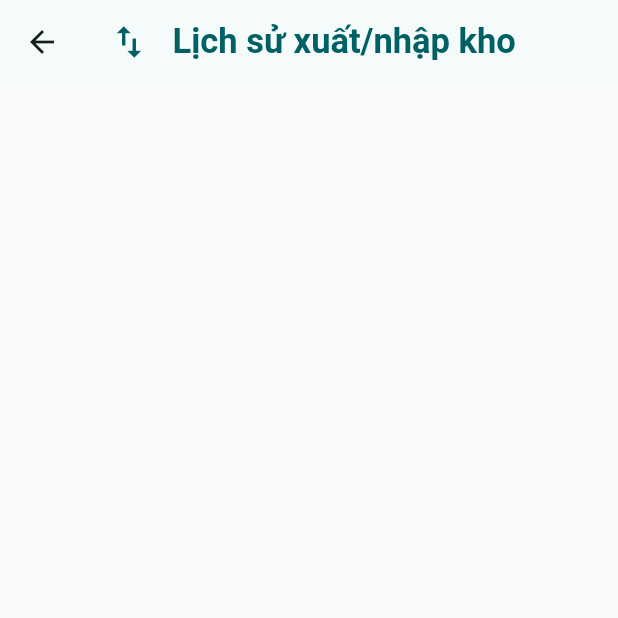
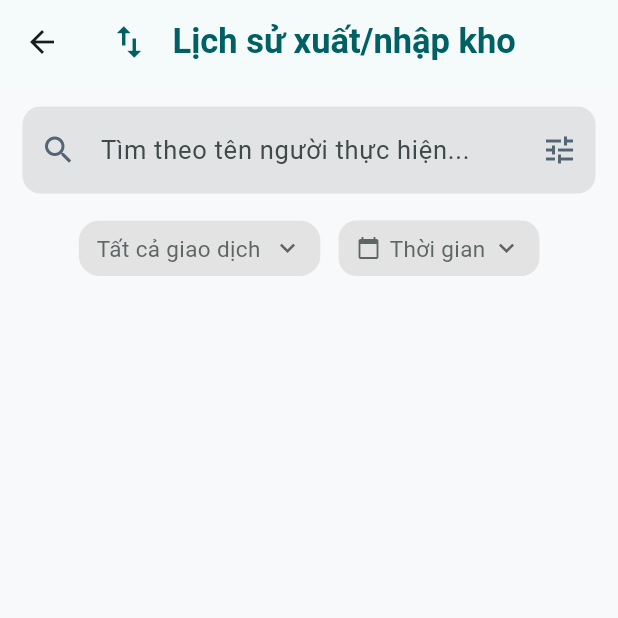
Before and after one commit to TVTIT/electronic_component_storage_app, a Flutter app: the TransactionListScreen screen opened directly, on a phone screen of 412 x 824 dp, the top half of it. Run offline on Flutter 3.47's test engine with Material 3 defaults, Android fonts, the phone set to English and light mode, and no system bars; our stand-ins replace cached_network_image, flutter_dotenv, flutter_expandable_fab, flutter_image_compress, image_cropper, image_picker and 3 more; missing offline and left inert: insta_image_viewer; accounts and stored records are empty; network calls fail.

Commit message:
thêm filter theo loại và theo ngày cho lịch sử giao dịch

```diff
--- /dev/null
+++ b/lib/view/dashboard/transaction/transaction_filter_widget.dart
@@ -0,0 +1,216 @@
+import 'package:electronic_component_storage_app/model/transaction_header.dart';
+import 'package:electronic_component_storage_app/view/app_color.dart';
+import 'package:flutter/material.dart';
+import 'package:intl/intl.dart';
+
+class TransactionFilterWidget extends StatefulWidget {
+  const TransactionFilterWidget({
+    super.key,
+    required this.onSelectedTypeChange,
+    required this.onSelectedDateRangeChange,
+  });
+
+  final Function(TransactionType? value) onSelectedTypeChange;
+  final Function(DateTimeRange? value) onSelectedDateRangeChange;
+
+  @override
+  State<TransactionFilterWidget> createState() =>
+      _TransactionFilterWidgetState();
+}
+
+class _TransactionFilterWidgetState extends State<TransactionFilterWidget> {
+  TransactionType? _selectedType; // null nghĩa là "Tất cả"
+  DateTimeRange? _selectedDateRange;
+
+  @override
+  Widget build(BuildContext context) {
+    return SingleChildScrollView(
+      scrollDirection: Axis.horizontal,
+      padding: const EdgeInsets.symmetric(horizontal: 16.0, vertical: 8.0),
+      child: Row(
+        children: [
+          //Dropdown menu chọn loại
+          ClipRRect(
+            borderRadius: BorderRadius.circular(14),
+            child: Material(
+              color: Colors.transparent,
+              child: PopupMenuButton<TransactionType?>(
+                initialValue: _selectedType,
+                position: PopupMenuPosition.under,
+                onSelected: (TransactionType? value) {
+                  setState(() => _selectedType = value);
+                  widget.onSelectedTypeChange(_selectedType);
+                },
+                itemBuilder: (BuildContext context) =>
+                    <PopupMenuEntry<TransactionType?>>[
+                      PopupMenuItem<TransactionType?>(
+                        value: TransactionType.import,
+                        child: Text(TransactionType.import.displayName),
+                      ),
+                      PopupMenuItem<TransactionType?>(
+                        value: TransactionType.export,
+                        child: Text(TransactionType.export.displayName),
+                      ),
+                    ],
+                child: Container(
+                  padding: const EdgeInsets.symmetric(
+                    horizontal: 12,
+                    vertical: 8,
+                  ),
+                  decoration: BoxDecoration(
+                    color: _selectedType == null
+                        ? AppColor.surfaceContainerLow
+                        : AppColor.primaryContainer,
+                    borderRadius: BorderRadius.circular(12), // Nút bo tròn
+                  ),
+                  child: Row(
+                    mainAxisSize: MainAxisSize.min,
+                    children: [
+                      Text(
+                        _dropdownText,
+                        style: TextStyle(
+                          color: _selectedType == null
+                              ? AppColor.onsurfaceContainerLow
+                              : Colors.white,
+                          fontWeight: _selectedType == null
+                              ? FontWeight.normal
+                              : FontWeight.bold,
+                        ),
+                      ),
+                      const SizedBox(width: 4),
+
+                      if (_selectedType == null) ...[
+                        const SizedBox(width: 4),
+                        Icon(
+                          Icons.keyboard_arrow_down,
+                          size: 20,
+                          color: Colors.grey.shade700,
+                        ),
+                      ] else ...[
+                        const SizedBox(width: 6),
+                        _removeFilterBtn(() {
+                          setState(() {
+                            _selectedType = null;
+                          });
+                          widget.onSelectedTypeChange(_selectedType);
+                        }),
+                      ],
+                    ],
+                  ),
+                ),
+              ),
+            ),
+          ),
+
+          const SizedBox(width: 12),
+
+          //Nút chọn ngày
+          InkWell(
+            borderRadius: BorderRadius.circular(20),
+            onTap: () async {
+              final DateTimeRange? picked = await showDateRangePicker(
+                context: context,
+                locale: const Locale('vi', 'VN'),
+                initialDateRange: _selectedDateRange,
+                firstDate: DateTime(2020),
+                lastDate: DateTime.now(),
+                builder: (context, child) {
+                  return Theme(
+                    data: Theme.of(
+                      context,
+                    ).copyWith(colorScheme: Theme.of(context).colorScheme),
+                    child: child!,
+                  );
+                },
+              );
+
+              if (picked != null) {
+                setState(() => _selectedDateRange = picked);
+                widget.onSelectedDateRangeChange(_selectedDateRange);
+              }
+            },
+            child: Container(
+              padding: const EdgeInsets.symmetric(horizontal: 12, vertical: 8),
+              decoration: BoxDecoration(
+                color: _selectedDateRange == null
+                    ? AppColor.surfaceContainerLow
+                    : AppColor.primaryContainer,
+                borderRadius: BorderRadius.circular(12),
+              ),
+              child: Row(
+                mainAxisSize: MainAxisSize.min,
+                children: [
+                  Icon(
+                    Icons.calendar_today,
+                    size: 16,
+                    color: _selectedDateRange == null
+                        ? AppColor.onsurfaceContainerLow
+                        : Colors.white,
+                  ),
+                  const SizedBox(width: 6),
+                  Text(
+                    _selectedDateRange == null
+                        ? 'Thời gian'
+                        : '${_formatDateShort(_selectedDateRange!.start)} - ${_formatDateShort(_selectedDateRange!.end)}',
+                    style: TextStyle(
+                      color: _selectedDateRange == null
+                          ? AppColor.onsurfaceContainerLow
+                          : Colors.white,
+                      fontWeight: _selectedDateRange == null
+                          ? FontWeight.normal
+                          : FontWeight.bold,
+                    ),
+                  ),
+
+                  // Nếu chưa chọn ngày thì hiện mũi tên, nếu đã chọn ngày thì hiện dấu X để xóa nhanh
+                  if (_selectedDateRange == null) ...[
+                    const SizedBox(width: 4),
+                    Icon(
+                      Icons.keyboard_arrow_down,
+                      size: 20,
+                      color: Colors.grey.shade700,
+                    ),
+                  ] else ...[
+                    const SizedBox(width: 6),
+                    _removeFilterBtn(() {
+                      setState(() {
+                        _selectedDateRange = null;
+                      });
+                      widget.onSelectedDateRangeChange(_selectedDateRange);
+                    }),
+                  ],
+                ],
+              ),
+            ),
+          ),
+        ],
+      ),
+    );
+  }
+
+  Widget _removeFilterBtn(VoidCallback onTap) {
+    return GestureDetector(
+      onTap: onTap,
+      child: Container(
+        padding: const EdgeInsets.all(2),
+        decoration: BoxDecoration(
+          color: Colors.red.shade100,
+          shape: BoxShape.circle,
+        ),
+        child: const Icon(Icons.close, size: 14, color: Colors.red),
+      ),
+    );
+  }
+
+  String get _dropdownText {
+    if (_selectedType == null) {
+      return 'Tất cả giao dịch';
+    } else {
+      return _selectedType!.displayName;
+    }
+  }
+
+  String _formatDateShort(DateTime datetime) {
+    return DateFormat('dd/MM/yyyy').format(datetime);
+  }
+}
--- a/lib/view/dashboard/transaction/transaction_list_screen.dart
+++ b/lib/view/dashboard/transaction/transaction_list_screen.dart
@@ -1,5 +1,10 @@
+import 'dart:async';
+
 import 'package:electronic_component_storage_app/control/supabase_database_controller.dart';
 import 'package:electronic_component_storage_app/model/transaction_header.dart';
+import 'package:electronic_component_storage_app/string_extension.dart';
+import 'package:electronic_component_storage_app/view/app_color.dart';
+import 'package:electronic_component_storage_app/view/dashboard/transaction/transaction_filter_widget.dart';
 import 'package:electronic_component_storage_app/view/dashboard/transaction/transaction_info_card.dart';
 import 'package:electronic_component_storage_app/view/my_app_bar.dart';
 import 'package:flutter/material.dart';
@@ -16,20 +21,39 @@ class _TransactionListScreenState extends State<TransactionListScreen> {
       ValueNotifier([]);
 
   void _changeDisplayList() {
-    // if (_searchController.text.isNotEmpty) {
-    //   _displayListNotifier.value = SupabaseDatabaseController.listTransactionsCached
-    //       .where(
-    //         (user) => user.fullName.toUnaccented().toLowerCase().contains(
-    //           _searchController.text.toLowerCase().toUnaccented(),
-    //         ),
-    //       )
-    //       .toList();
-    // } else {
-    //   _displayListNotifier.value = SupabaseDatabaseController.listTransactionsCached;
-    // }
-    _displayListNotifier.value =
-        SupabaseDatabaseController.listTransactionsCached;
+    if (_searchController.text.isNotEmpty ||
+        _selectedType != null ||
+        _selectedDateRange != null) {
+      _displayListNotifier
+          .value = SupabaseDatabaseController.listTransactionsCached.where((
+        transaction,
+      ) {
+        final bool typeCondition =
+            _selectedType == null || transaction.type == _selectedType;
+        final bool dateRangeCondition =
+            _selectedDateRange == null ||
+            (transaction.createdAt.isAfter(_selectedDateRange!.start) &&
+                transaction.createdAt.isBefore(
+                  _selectedDateRange!.end.add(const Duration(days: 1)),
+                )); //ngày bắt đầu từ 0h00 nên phải thêm 1 ngày để lấy toàn bộ của ngày đó
+        return typeCondition &&
+            dateRangeCondition &&
+            transaction.userName.toUnaccented().toLowerCase().contains(
+              _searchController.text.toLowerCase().toUnaccented(),
+            );
+      }).toList();
+    } else {
+      _displayListNotifier.value =
+          SupabaseDatabaseController.listTransactionsCached;
+    }
   }
+
+  final _searchController = TextEditingController();
+  bool _showCategoryFilter = true;
+  Timer? _searchDebounce;
+
+  TransactionType? _selectedType;
+  DateTimeRange? _selectedDateRange;
 
   @override
   void initState() {
@@ -39,6 +63,7 @@ class _TransactionListScreenState extends State<TransactionListScreen> {
 
   @override
   void dispose() {
+    _searchDebounce?.cancel();
     super.dispose();
   }
 
@@ -58,6 +83,73 @@ class _TransactionListScreenState extends State<TransactionListScreen> {
           padding: const EdgeInsets.all(15),
           child: Column(
             children: [
+              TextFormField(
+                controller: _searchController,
+                decoration: InputDecoration(
+                  hintText: "Tìm theo tên người thực hiện...",
+                  border: OutlineInputBorder(
+                    //Dùng outline cho to hơn
+                    borderRadius: BorderRadius.circular(12),
+                    borderSide: BorderSide.none,
+                  ),
+                  prefixIcon: Icon(
+                    Icons.search,
+                    color: AppColor.onGreyInputColor,
+                  ),
+                  suffixIcon: IconButton(
+                    onPressed: () {
+                      setState(() {
+                        _showCategoryFilter = !_showCategoryFilter;
+                      });
+                    },
+                    icon: Icon(Icons.tune, color: AppColor.onGreyInputColor),
+                  ),
+                ),
+                onTapOutside: (event) =>
+                    FocusManager.instance.primaryFocus?.unfocus(),
+                onChanged: (value) {
+                  if (_searchDebounce?.isActive ?? false) {
+                    _searchDebounce!.cancel();
+                  }
+
+                  // Đặt timer mới, nếu sau 300ms mà không gõ thêm chữ nào thì mới chạy search
+                  _searchDebounce = Timer(
+                    const Duration(milliseconds: 300),
+                    () {
+                      _changeDisplayList();
+                    },
+                  );
+                },
+                onFieldSubmitted: (value) {
+                  if (_searchDebounce?.isActive ?? false) {
+                    _searchDebounce!.cancel();
+                  }
+                  _changeDisplayList();
+                },
+              ),
+
+              const SizedBox(height: 10),
+
+              AnimatedSize(
+                duration: const Duration(milliseconds: 200),
+                curve: Curves.fastOutSlowIn,
+                alignment: Alignment.topCenter,
+                child: _showCategoryFilter
+                    ? TransactionFilterWidget(
+                        onSelectedTypeChange: (value) {
+                          _selectedType = value;
+                          _changeDisplayList();
+                        },
+                        onSelectedDateRangeChange: (value) {
+                          _selectedDateRange = value;
+                          _changeDisplayList();
+                        },
+                      )
+                    : const SizedBox.shrink(),
+              ),
+
+              const SizedBox(height: 10),
+
               Expanded(
                 child: ValueListenableBuilder(
                   valueListenable: _displayListNotifier,
--- a/pubspec.yaml
+++ b/pubspec.yaml
@@ -48,6 +48,9 @@ dependencies:
   validators: ^3.0.0
   image_cropper: ^12.2.1
   cached_network_image: ^3.4.1
+  flutter_localization: ^0.4.0
+  flutter_localizations:
+    sdk: flutter
 
 dev_dependencies:
   flutter_test:
```
Also changed, not shown: lib/main.dart (+12 -3 lines).
